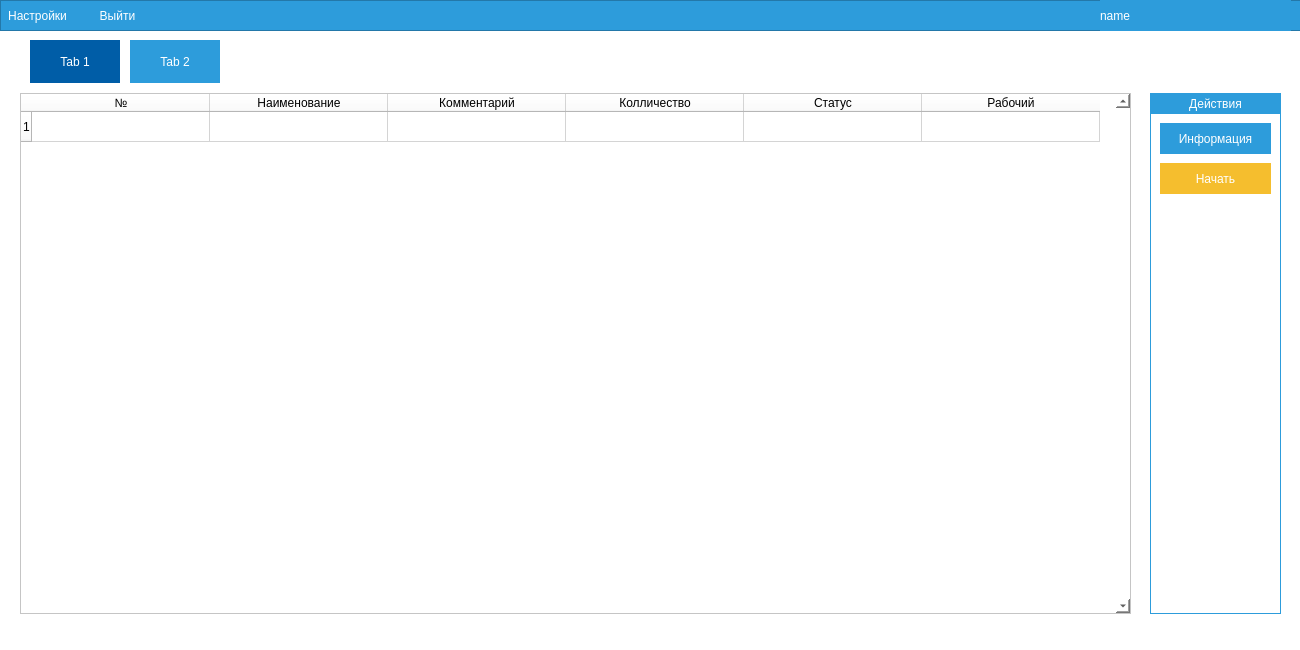
Before: the Qt Designer form Product/PizzaAssistanceSystem/data/Interface files/Orders of worker.ui in iviramor/PizzaAssistaceSystem, drawn with Qt 5.
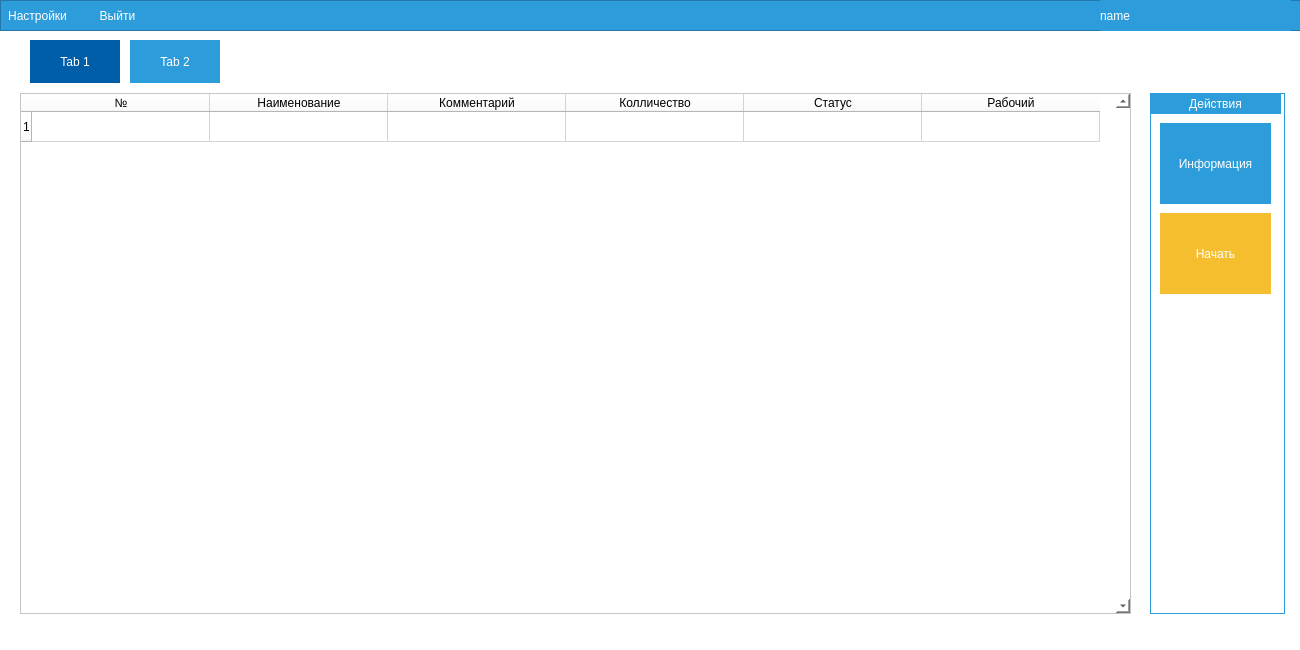
After: the same form once the commit is applied. Icons and pictures are not drawn.

What changed in the file:
```diff
--- a/Product/PizzaAssistanceSystem/data/Interface files/Orders of worker.ui
+++ b/Product/PizzaAssistanceSystem/data/Interface files/Orders of worker.ui
@@ -368,7 +368,7 @@
        <rect>
         <x>1130</x>
         <y>0</y>
-        <width>131</width>
+        <width>135</width>
         <height>521</height>
        </rect>
       </property>
@@ -419,9 +419,9 @@
        <property name="geometry">
         <rect>
          <x>10</x>
-         <y>70</y>
+         <y>120</y>
          <width>111</width>
-         <height>31</height>
+         <height>81</height>
         </rect>
        </property>
        <property name="font">
@@ -452,7 +452,7 @@
          <x>10</x>
          <y>30</y>
          <width>111</width>
-         <height>31</height>
+         <height>81</height>
         </rect>
        </property>
        <property name="font">
```
Left out of the diff: 6 changed lines with no effect on the pictures.
